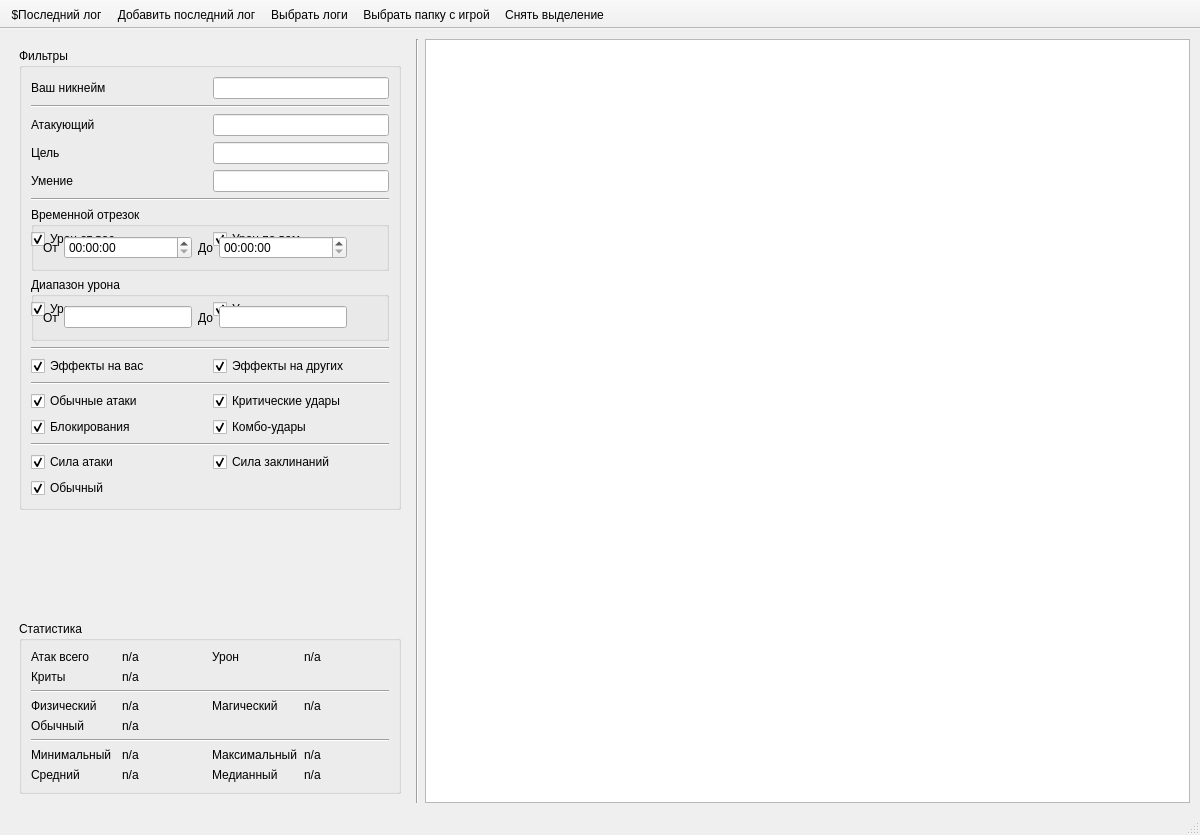
The window that src/gui/ui/main_window.ui (KolmePro/reva_damage_viewer) describes before a commit, drawn with Qt 5.
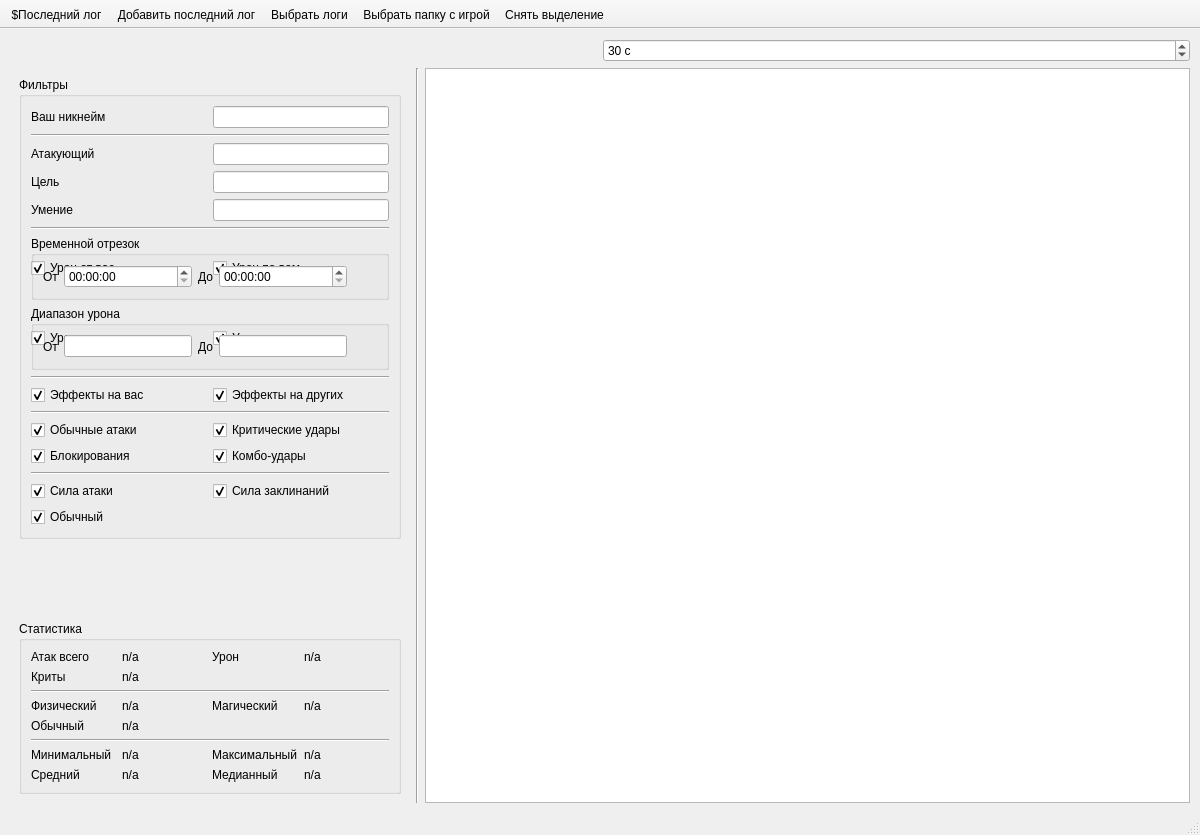
The same window after the commit. Icons and pictures are not drawn. Custom widgets are drawn as their Qt base class.

The edit to the form file:
```diff
--- a/src/gui/ui/main_window.ui
+++ b/src/gui/ui/main_window.ui
@@ -48,6 +48,57 @@
     <property name="bottomMargin">
      <number>10</number>
     </property>
+    <item>
+     <widget class="QWidget" name="combat_settings_widget" native="true">
+     <layout class="QHBoxLayout" name="combat_settings_layout">
+      <property name="leftMargin"><number>0</number></property>
+      <property name="topMargin"><number>0</number></property>
+      <property name="rightMargin"><number>0</number></property>
+      <property name="bottomMargin"><number>0</number></property>
+      <item>
+       <widget class="QLabel" name="combat_pause_label">
+        <property name="text">
+         <string/>
+        </property>
+        <property name="toolTip">
+         <string>Пауза между боями. Новый бой начинается, если пауза между ударами больше указанного значения в секундах.</string>
+        </property>
+        <property name="accessibleName">
+         <string>Пауза между боями</string>
+        </property>
+        <property name="buddy">
+         <cstring>sb_combat_pause</cstring>
+        </property>
+       </widget>
+      </item>
+      <item>
+       <widget class="QSpinBox" name="sb_combat_pause">
+        <property name="accessibleName">
+         <string>Пауза между боями в секундах</string>
+        </property>
+        <property name="toolTip">
+         <string>Новый бой начинается, если пауза между ударами больше указанного значения. Шкала обновляется сразу; выбор отрезков сбрасывается.</string>
+        </property>
+        <property name="suffix">
+         <string> с</string>
+        </property>
+        <property name="minimum">
+         <number>1</number>
+        </property>
+        <property name="maximum">
+         <number>3600</number>
+        </property>
+        <property name="value">
+         <number>30</number>
+        </property>
+        <property name="keyboardTracking">
+         <bool>false</bool>
+        </property>
+       </widget>
+      </item>
+     </layout>
+     </widget>
+    </item>
     <item>
      <layout class="QHBoxLayout" name="horizontalLayout_4" stretch="0,0,0">
     <item>
```
